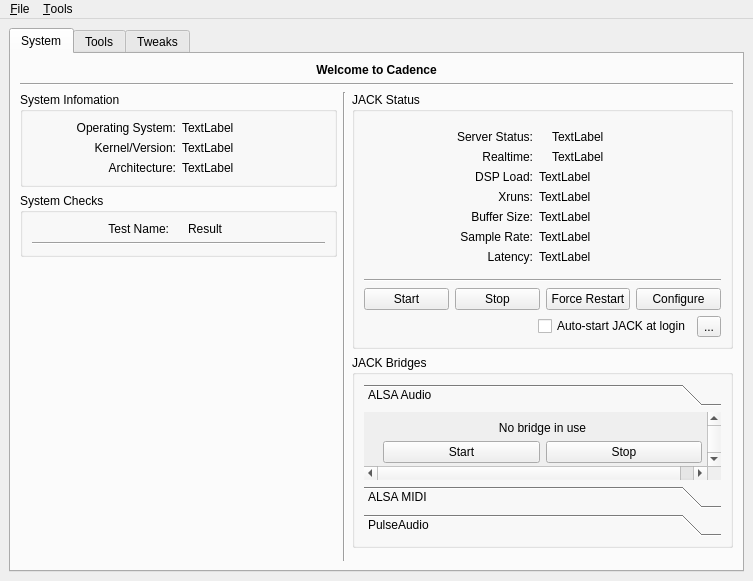
The window that src/ui/cadence.ui (falkTX/Cadence) describes before a commit, drawn with Qt 5.
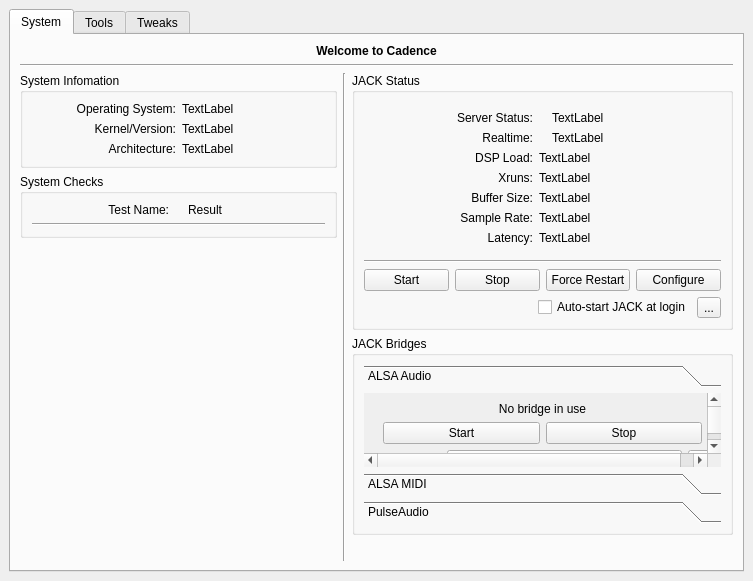
The same window after the commit. Icons and pictures are not drawn. Custom widgets are drawn as their Qt base class.

Commit message: Cadence: Remove menubar, useless; Add dummy code for future use

```diff
--- a/src/ui/cadence.ui
+++ b/src/ui/cadence.ui
@@ -480,7 +480,7 @@
                   <x>0</x>
                   <y>0</y>
                   <width>343</width>
-                  <height>89</height>
+                  <height>108</height>
                  </rect>
                 </property>
                 <attribute name="label">
@@ -1961,38 +1961,6 @@
     </item>
    </layout>
   </widget>
-  <widget class="QMenuBar" name="menubar">
-   <property name="geometry">
-    <rect>
-     <x>0</x>
-     <y>0</y>
-     <width>753</width>
-     <height>19</height>
-    </rect>
-   </property>
-   <widget class="QMenu" name="menu_File">
-    <property name="title">
-     <string>&amp;File</string>
-    </property>
-    <addaction name="act_quit"/>
-   </widget>
-   <widget class="QMenu" name="menu_Tools">
-    <property name="title">
-     <string>&amp;Tools</string>
-    </property>
-    <addaction name="act_tools_catarina"/>
-    <addaction name="act_tools_catia"/>
-    <addaction name="act_tools_claudia"/>
-    <addaction name="act_tools_carla"/>
-    <addaction name="separator"/>
-    <addaction name="act_tools_logs"/>
-    <addaction name="act_tools_meter"/>
-    <addaction name="act_tools_render"/>
-    <addaction name="act_tools_xycontroller"/>
-   </widget>
-   <addaction name="menu_File"/>
-   <addaction name="menu_Tools"/>
-  </widget>
   <action name="act_quit">
    <property name="text">
     <string>&amp;Quit</string>
```
Left out of the diff: 41 changed lines with no effect on the pictures. The commit also changes 1 other file.
